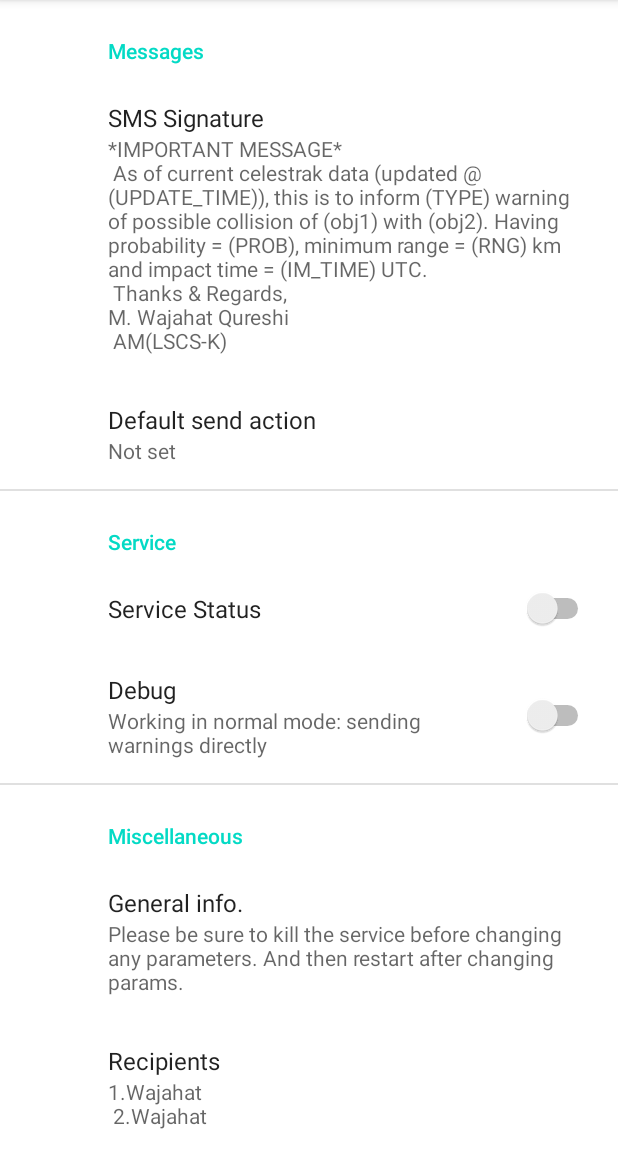
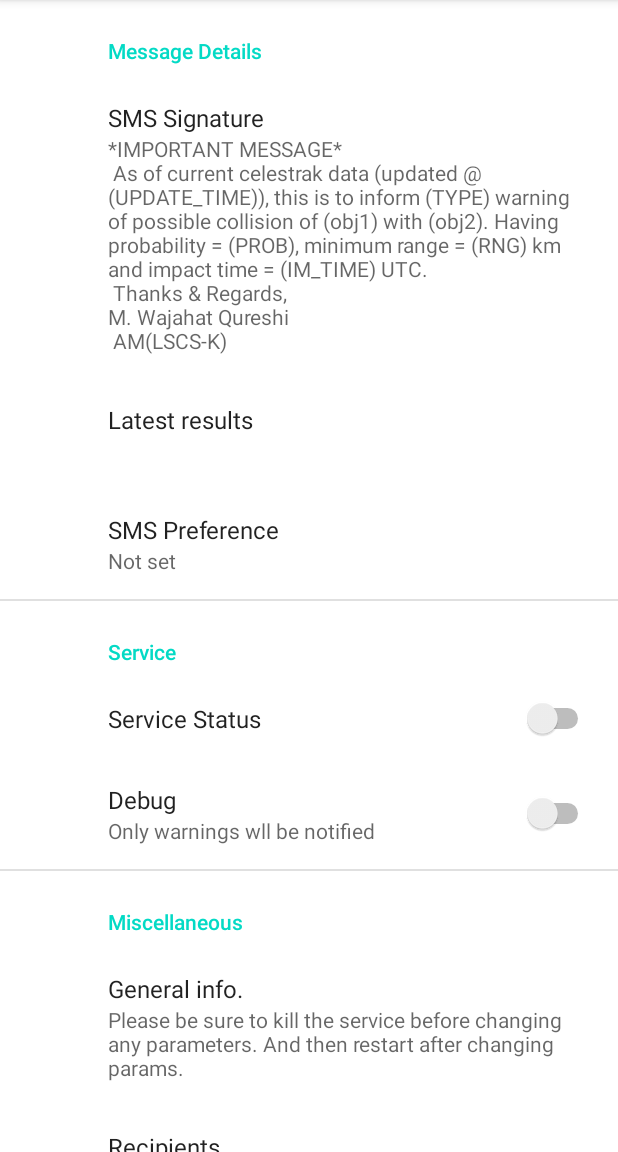
Before and after one commit to 10ve-ops/collavoid, an Android app: the screen it shows after launch (SettingsActivity), on a phone screen of 412 x 824 dp, the part 84-1236 px from its top. Run offline under Robolectric (Android 15) with nearby library versions, the phone set to English and light mode, and no system bars; our stand-ins replace androidx.preference; 2 statements that could not run were skipped.

Commit message:
RESOLVED: SMS sending to all even in debug mode. SIMPLIFIED: UI UPDATED: to Gradle >8.0 NEXT TARGET: To merge into foreground service branch

```diff
--- a/app/src/main/AndroidManifest.xml
+++ b/app/src/main/AndroidManifest.xml
@@ -1,7 +1,5 @@
 <?xml version="1.0" encoding="utf-8"?>
-<manifest xmlns:android="http://schemas.android.com/apk/res/android"
-    xmlns:tools="http://schemas.android.com/tools"
-    package="com.example.celesnotifier">
+<manifest xmlns:android="http://schemas.android.com/apk/res/android">
     <uses-permission android:name="android.permission.INTERNET" />
     <uses-permission android:name="android.permission.SEND_SMS" />
     <application
--- a/app/src/main/java/com/example/celesnotifier/SettingsActivity.java
+++ b/app/src/main/java/com/example/celesnotifier/SettingsActivity.java
@@ -102,6 +102,19 @@ public class SettingsActivity extends AppCompatActivity {
         }
         return size;
     }
+    public static String getLatRes(Context cntxt){
+        String msg = " ";
+        try {
+            Context con = cntxt.createPackageContext("com.example.celesnotifier", 0);
+            SharedPreferences pref = con.getSharedPreferences(
+                    cntxt.getString(R.string.latest_result_key), Context.MODE_PRIVATE);
+            msg = pref.getString(cntxt.getString(R.string.latest_result_key), " ");
+
+        } catch (PackageManager.NameNotFoundException e) {
+            Log.e("Not data shared", e.toString());
+        }
+        return msg;
+    }
 
     @Override
     protected void onCreate(Bundle savedInstanceState) {
@@ -187,6 +200,9 @@ public class SettingsActivity extends AppCompatActivity {
         @Override
         public void onCreatePreferences(Bundle savedInstanceState, String rootKey) {
             setPreferencesFromResource(R.xml.root_preferences, rootKey);
+            Preference latResPref = findPreference(getString(R.string.latest_result_key));
+            assert latResPref != null;
+            latResPref.setSummary(getLatRes(latResPref.getContext()));
             ListPreference sms_send_pref = findPreference(getString(R.string.send_key));
             Preference signature = findPreference(getString(R.string.signature_key));
             svc_sw_pref = findPreference(getString(service_status_key));
@@ -225,6 +241,7 @@ public class SettingsActivity extends AppCompatActivity {
                 return true;
             });
             SharedPreferences sms_notif_sharedPref = sms_notif_pref.getSharedPreferences();
+            assert sms_notif_sharedPref != null;
             boolean val = sms_notif_sharedPref.getBoolean(getString(sms_notif_key), false);
             set_Debug_sendAction_pref(svc_sw_cntxt,val, null);
 
@@ -233,8 +250,8 @@ public class SettingsActivity extends AppCompatActivity {
             //replaced with original keys used by this pref
 
             assert signature != null;
-
             SharedPreferences sign_sharedPref = signature.getSharedPreferences();
+            assert sign_sharedPref != null;
             SharedPreferences.Editor sign_editor = sign_sharedPref.edit();
             if(sign_sharedPref.getString(getString(R.string.signature_key), null) == null
                     || sign_sharedPref.getString(getString(R.string.signature_key), null)
--- a/app/src/main/res/values/arrays.xml
+++ b/app/src/main/res/values/arrays.xml
@@ -3,10 +3,12 @@
     <string-array name="send_entries">
         <item>Send to me only</item>
         <item>Send to all</item>
+        <item>Don\'t send SMS</item>
     </string-array>
 
     <string-array name="send_values">
         <item>@string/send_me_key</item>
         <item>@string/send_all_key</item>
+        <item>@string/dont_send_key</item>
     </string-array>
 </resources>
--- a/app/src/main/res/values/strings.xml
+++ b/app/src/main/res/values/strings.xml
@@ -4,17 +4,20 @@
     <string name="title_activity_settings">Settings</string>
 
     <!-- Preference Titles -->
-    <string name="messages_header">Messages</string>
+    <string name="messages_header">Message Details</string>
     <string name="sync_header">Sync</string>
 
     <!-- Messages Preferences -->
     <string name="signature_title">SMS Signature</string>
-    <string name="send_title">Default send action</string>
-    <string name="signature_key">signature45dfg1</string>
-    <string name="send_key">Default send action</string>
+    <string name="send_title">SMS Preference</string>
+    <string name="signature_key">signature45dfg</string>
+    <string name="send_key">SMS Preference</string>
     <string name="send_me_key">send 2 me only</string>
     <string name="send_all_key">send all</string>
-    <string name="receipentNames">1.Wajahat \n 2.Wajahat</string>
+    <string name="latest_result_key">latest_result_key</string>
+    <string name="lat_res_title">Latest results</string>
+    <string name="dont_send_key">dntsenddismsg</string>
+    <string name="receipentNames">1\.Wajahat \n 2\.Wajahat</string>
 
     <!-- Service Preferences -->
     <string name="service_header">Service</string>
@@ -30,10 +33,9 @@
         sdfsdfshdbvbsdv1651sd16sd3s16sd33fsdhfsncvisucicuadbairsdfbxc</string>
     <string name="service_status">Service Status</string>
     <string name="sms_notification_title">Debug</string>
-    <string name="sms_notification_summary_on">Send action will be notified if data updates
+    <string name="sms_notification_summary_on">All results will be notified
     </string>
-    <string name="sms_notification_summary_off">Working in normal mode: sending
-        warnings directly</string>
+    <string name="sms_notification_summary_off">Only warnings wll be notified</string>
     <string name="lastUpdated_time">last_update_time</string>
     <string name="send_sharedPref_key">jkznxckznx545</string>
     <string name="dateNTimePSRSE_Format">yyyy MMM dd HH:mm</string>
--- a/app/src/main/res/xml/root_preferences.xml
+++ b/app/src/main/res/xml/root_preferences.xml
@@ -6,6 +6,13 @@
             app:key="@string/signature_key"
             app:title="@string/signature_title"
             app:useSimpleSummaryProvider="true" />
+
+        <Preference
+            app:key="@string/latest_result_key"
+            app:selectable="true"
+            app:persistent="true"
+            app:title="@string/lat_res_title"
+            app:useSimpleSummaryProvider="true"/>
 
         <ListPreference
             app:defaultValue="send"
--- a/build.gradle
+++ b/build.gradle
@@ -2,10 +2,10 @@
 buildscript {
     repositories {
         google()
-        jcenter()
+        mavenCentral()
     }
     dependencies {
-        classpath 'com.android.tools.build:gradle:7.1.1'
+        classpath 'com.android.tools.build:gradle:7.2.0'
 
         // NOTE: Do not place your application dependencies here; they belong
         // in the individual module build.gradle files
@@ -15,7 +15,7 @@ buildscript {
 allprojects {
     repositories {
         google()
-        jcenter()
+        mavenCentral()
     }
 }
 
```
Also changed, not shown: app/build.gradle (+8 -8 lines), app/src/main/java/com/example/celesnotifier/FetcherService.java (+24 -6 lines), gradle/wrapper/gradle-wrapper.properties.
